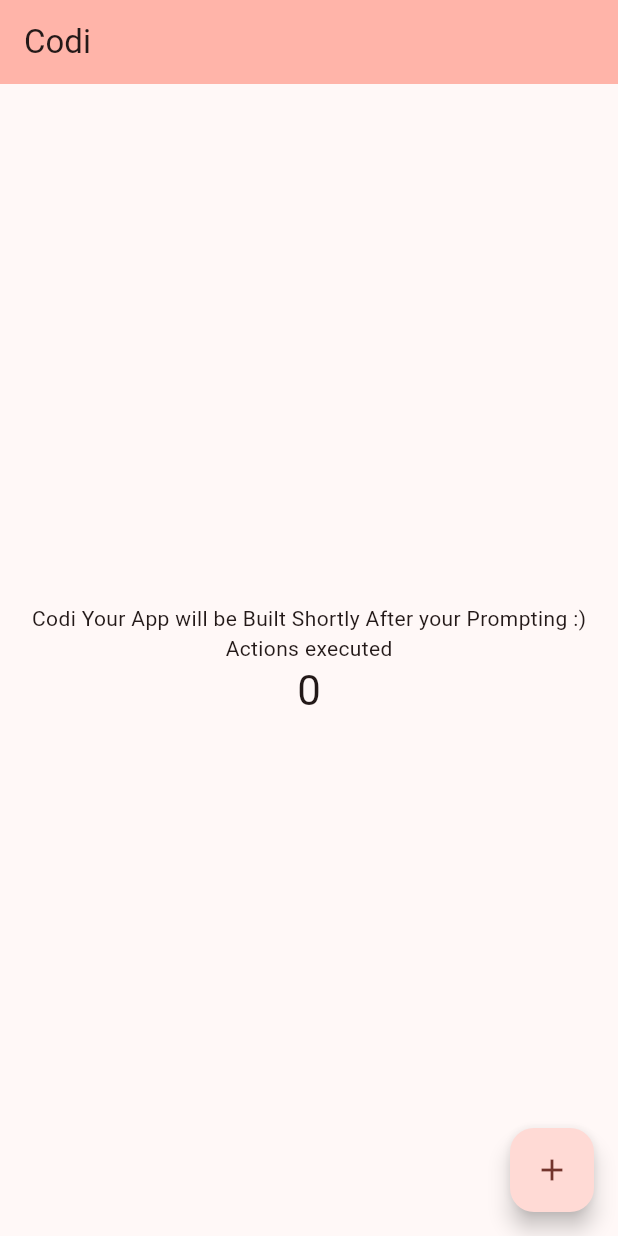
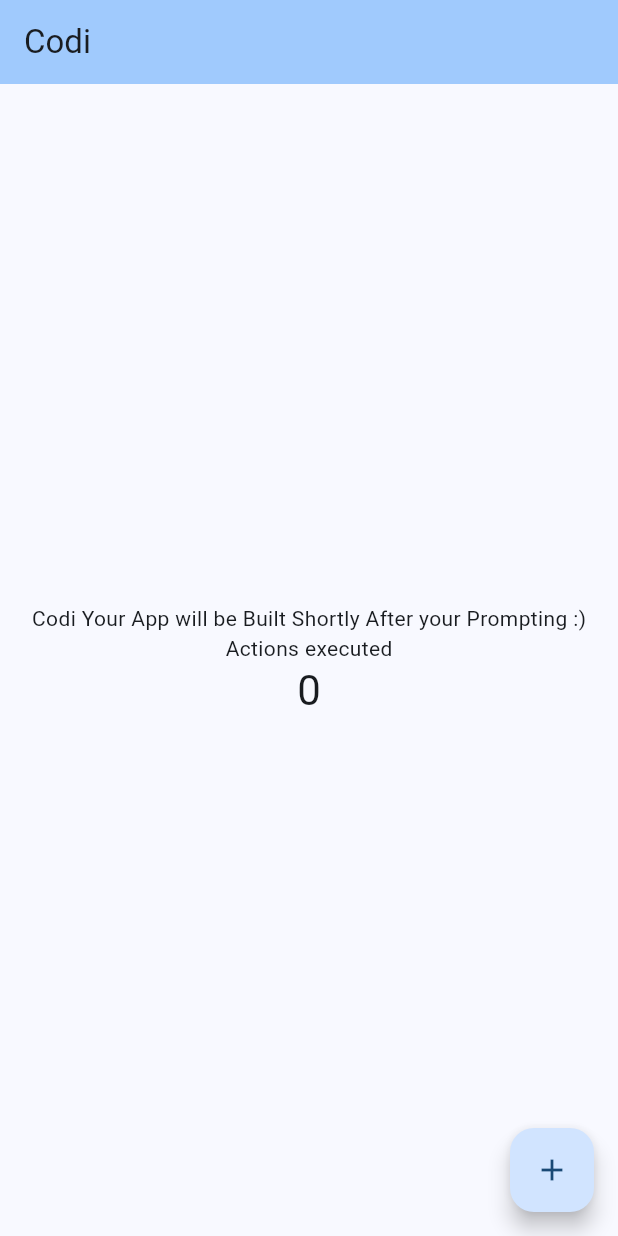
Before and after one commit to ineffablesam/church-app-testing, a Flutter app: the screen it shows after launch, on a phone screen of 412 x 824 dp. Run offline on Flutter 3.47's test engine with Material 3 defaults, Android fonts, the phone set to English and light mode, and no system bars.

Commit message:
feat: change the app theme to blue

```diff
--- a/lib/main.dart
+++ b/lib/main.dart
@@ -9,11 +9,10 @@ class MyApp extends StatelessWidget {
 
   @override
   Widget build(BuildContext context) {
-    return MaterialApp(
-      title: 'Codi',
+    return MaterialApp(      title: 'Codi',
       debugShowCheckedModeBanner: false,
       theme: ThemeData(
-        colorScheme: ColorScheme.fromSeed(seedColor: Colors.red),
+        colorScheme: ColorScheme.fromSeed(seedColor: Colors.blue),
         useMaterial3: true,
       ),
       home: const HomePage(title: 'Codi'),
```
